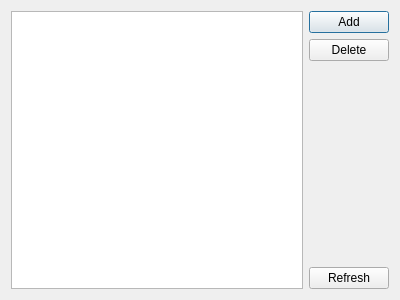
First picture: the form in actions_list.ui, repository matrix1220/eshmgr, before the edit.
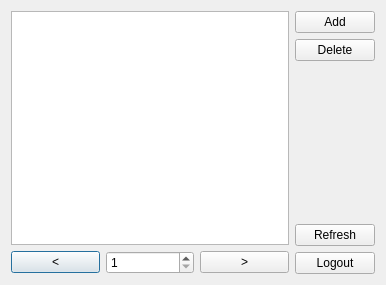
Second picture: the form after the edit.

What changed in the file:
```diff
--- a/actions_list.ui
+++ b/actions_list.ui
@@ -6,16 +6,48 @@
    <rect>
     <x>0</x>
     <y>0</y>
-    <width>400</width>
-    <height>300</height>
+    <width>386</width>
+    <height>285</height>
    </rect>
   </property>
   <property name="windowTitle">
    <string>Actions</string>
   </property>
-  <layout class="QHBoxLayout" name="horizontalLayout">
+  <layout class="QHBoxLayout" name="horizontalLayout_4">
    <item>
-    <widget class="QListWidget" name="listWidget"/>
+    <layout class="QVBoxLayout" name="verticalLayout_2">
+     <item>
+      <widget class="QListWidget" name="listWidget"/>
+     </item>
+     <item>
+      <layout class="QHBoxLayout" name="horizontalLayout">
+       <item>
+        <widget class="QPushButton" name="pushButton_4">
+         <property name="text">
+          <string>&lt;</string>
+         </property>
+        </widget>
+       </item>
+       <item>
+        <widget class="QSpinBox" name="spinBox">
+         <property name="minimum">
+          <number>1</number>
+         </property>
+         <property name="maximum">
+          <number>9999999</number>
+         </property>
+        </widget>
+       </item>
+       <item>
+        <widget class="QPushButton" name="pushButton_5">
+         <property name="text">
+          <string>&gt;</string>
+         </property>
+        </widget>
+       </item>
+      </layout>
+     </item>
+    </layout>
    </item>
    <item>
     <layout class="QVBoxLayout" name="verticalLayout">
@@ -53,6 +85,13 @@
        </property>
       </widget>
      </item>
+     <item>
+      <widget class="QPushButton" name="pushButton_6">
+       <property name="text">
+        <string>Logout</string>
+       </property>
+      </widget>
+     </item>
     </layout>
    </item>
   </layout>
```
